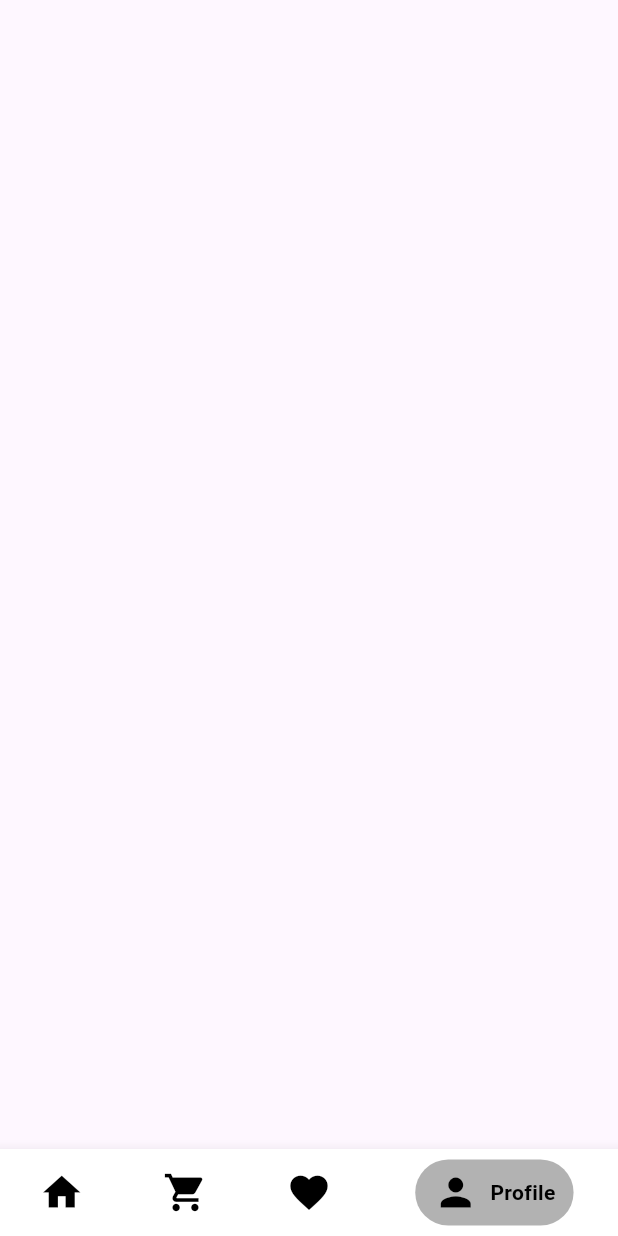
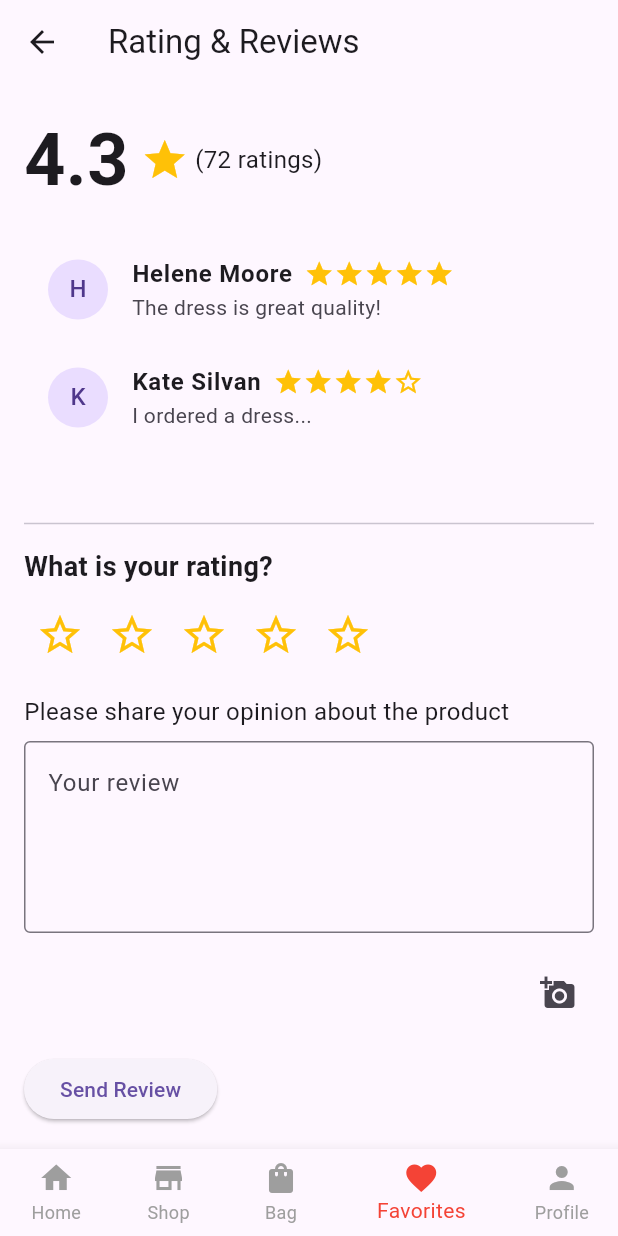
Before and after one commit to MohamedSameeh/Fashion-Store, a Flutter app: the Homepage screen opened by its route, item 4 of the bottom bar chosen, on a phone screen of 412 x 824 dp. Run offline on Flutter 3.47's test engine with Material 3 defaults, Android fonts, the light colour scheme and no system bars; drawn by our look-alikes of stylish_bottom_bar; our stand-ins replace awesome_dialog, firebase_auth, firebase_core, flutter_screenutil, google_sign_in; missing offline and left inert: flutter_facebook_auth; accounts and stored records are empty.

Commit message:
fourth commit

```diff
--- a/lib/main.dart
+++ b/lib/main.dart
@@ -1,3 +1,5 @@
+import 'package:depi_final_project/presentation/Profile/Profile_Page.dart';
+import 'package:depi_final_project/presentation/Review/RatingReviewsScreen.dart';
 import 'package:depi_final_project/presentation/screens/Homepage/homePage.dart';
 import 'package:depi_final_project/presentation/screens/Shop/kids_categories.dart/kids_accesories.dart';
 import 'package:depi_final_project/presentation/screens/Shop/kids_categories.dart/kids_clothes.dart';
@@ -57,6 +59,8 @@ class MyApp extends StatelessWidget {
                 'accesories_kids': (context) => KidsAccesories(),
                 'details_screen': (context) => ProductDetailsPage(),
                 'onBoarding': (context) => Onboardingscreen(),
+                'rating_reviews':(context)=>RatingAndReviewPage(),
+                'profilePage':(context)=>ProfilePage(),
               });
         });
   }
--- /dev/null
+++ b/lib/presentation/Review/RatingReviewsScreen.dart
@@ -0,0 +1,186 @@
+import 'package:flutter/material.dart'
+show AppBar, BuildContext, CircleAvatar, Colors, Column, CrossAxisAlignment, Divider, EdgeInsets, ElevatedButton, Expanded, FontWeight, Icon, IconButton, Icons, Image, InputDecoration, ListTile, ListView, OutlineInputBorder, Padding, Row, Scaffold, SizedBox, State, StatefulWidget, Text, TextEditingController, TextField, TextStyle, Widget, Wrap;
+
+class RatingAndReviewPage extends StatefulWidget {
+  @override
+  _RatingAndReviewPageState createState() => _RatingAndReviewPageState();
+}
+
+class _RatingAndReviewPageState extends State<RatingAndReviewPage> {
+  double _userRating = 0.0;
+  TextEditingController _reviewController = TextEditingController();
+  List<String> _userPhotos = [];
+
+  @override
+  void dispose() {
+    _reviewController.dispose();
+    super.dispose();
+  }
+
+  void _submitReview() {
+    String reviewText = _reviewController.text;
+    // You can handle the submission logic here
+    print("User rating: $_userRating");
+    print("Review: $reviewText");
+    print("Photos: $_userPhotos");
+
+    // Clear the fields after submission
+    setState(() {
+      _userRating = 0.0;
+      _reviewController.clear();
+      _userPhotos.clear();
+    });
+  }
+
+  @override
+  Widget build(BuildContext context) {
+    return Scaffold(
+      appBar: AppBar(
+        title: Text('Rating & Reviews'),
+      ),
+      body: Padding(
+        padding: const EdgeInsets.all(16.0),
+        child: Column(
+          crossAxisAlignment: CrossAxisAlignment.start,
+          children: [
+            // Display Average Rating
+            Row(
+              children: [
+                Text(
+                  '4.3',
+                  style: TextStyle(fontSize: 48, fontWeight: FontWeight.bold),
+                ),
+                SizedBox(width: 8),
+                Icon(Icons.star, color: Colors.amber, size: 32),
+                Text(' (72 ratings)', style: TextStyle(fontSize: 16)),
+              ],
+            ),
+            SizedBox(height: 16),
+
+            // Display Reviews List
+            Expanded(
+              child: ListView(
+                children: [
+                  _buildReviewItem("Helene Moore", 5, "The dress is great quality!"),
+                  _buildReviewItem("Kate Silvan", 4, "I ordered a dress..."),
+                  // More reviews can be added here
+                ],
+              ),
+            ),
+
+            Divider(height: 32),
+
+            // User Rating Input
+            Text(
+              "What is your rating?",
+              style: TextStyle(fontSize: 18, fontWeight: FontWeight.bold),
+            ),
+            SizedBox(height: 8),
+            _buildRatingStars(),
+
+            SizedBox(height: 16),
+
+            // User Review Input
+            Text(
+              "Please share your opinion about the product",
+              style: TextStyle(fontSize: 16),
+            ),
+            SizedBox(height: 8),
+            TextField(
+              controller: _reviewController,
+              maxLines: 4,
+              decoration: InputDecoration(
+                hintText: 'Your review',
+                border: OutlineInputBorder(),
+              ),
+            ),
+
+            SizedBox(height: 16),
+
+            // Add Photo Section
+            _buildAddPhotoSection(),
+
+            SizedBox(height: 16),
+
+            // Submit Button
+            ElevatedButton(
+              onPressed: _submitReview,
+              child: Text('Send Review'),
+            ),
+          ],
+        ),
+      ),
+    );
+  }
+
+  Widget _buildReviewItem(String username, int rating, String review) {
+    return ListTile(
+      leading: CircleAvatar(child: Text(username[0])),
+      title: Row(
+        children: [
+          Text(username, style: TextStyle(fontWeight: FontWeight.bold)),
+          SizedBox(width: 8),
+          _buildRatingDisplay(rating),
+        ],
+      ),
+      subtitle: Text(review),
+    );
+  }
+
+  Widget _buildRatingDisplay(int rating) {
+    return Row(
+      children: List.generate(5, (index) {
+        return Icon(
+          index < rating ? Icons.star : Icons.star_border,
+          color: Colors.amber,
+          size: 20,
+        );
+      }),
+    );
+  }
+
+  Widget _buildRatingStars() {
+    return Row(
+      children: List.generate(5, (index) {
+        return IconButton(
+          icon: Icon(
+            index < _userRating ? Icons.star : Icons.star_border,
+            color: Colors.amber,
+            size: 32,
+          ),
+          onPressed: () {
+            setState(() {
+              _userRating = index + 1.0;
+            });
+          },
+        );
+      }),
+    );
+  }
+
+  Widget _buildAddPhotoSection() {
+    return Row(
+      children: [
+        Expanded(
+          child: Wrap(
+            children: _userPhotos.map((photo) {
+              return Padding(
+                padding: const EdgeInsets.all(8.0),
+                child: Image.network(photo, width: 100, height: 100),
+              );
+            }).toList(),
+          ),
+        ),
+        IconButton(
+          icon: Icon(Icons.add_a_photo),
+          onPressed: () {
+            // Logic to add a photo, for now using a placeholder image
+            setState(() {
+              _userPhotos.add('https://via.placeholder.com/100');
+            });
+          },
+        ),
+      ],
+    );
+  }
+}
--- a/lib/presentation/screens/Homepage/homePage.dart
+++ b/lib/presentation/screens/Homepage/homePage.dart
@@ -1,3 +1,6 @@
+import 'package:depi_final_project/presentation/Bag/BagPage.dart';
+import 'package:depi_final_project/presentation/Profile/Profile_Page.dart';
+import 'package:depi_final_project/presentation/Review/RatingReviewsScreen.dart';
 import 'package:depi_final_project/presentation/screens/Shop/shop_screen.dart';
 import 'package:depi_final_project/presentation/screens/favorites/favoritesScreen.dart';
 import 'package:depi_final_project/presentation/screens/profile/profileScreen.dart';
@@ -16,8 +19,9 @@ class _HomepageState extends State<Homepage> {
   List<Widget> Screens = [
     Homepagescreen(),
     ShopScreen(),
-    Favoritesscreen(),
-    Profilescreen(),
+    BagPage(),
+    RatingAndReviewPage(),
+    ProfilePage(),
   ];
 
   int _currentIndex = 0;
@@ -26,51 +30,84 @@ class _HomepageState extends State<Homepage> {
   Widget build(BuildContext context) {
     return SafeArea(
       child: Scaffold(
-        bottomNavigationBar: StylishBottomBar(
+        bottomNavigationBar: BottomNavigationBar(
       currentIndex: _currentIndex,
+      selectedItemColor: Colors.red,
+      unselectedItemColor: Colors.grey,
+      showUnselectedLabels: true,
           onTap: (index) {
             setState(() {
               _currentIndex = index;
             });
           },
-          option: BubbleBarOptions(
-            barStyle: BubbleBarStyle.horizontal,
-            bubbleFillStyle: BubbleFillStyle.fill,
-            iconSize: 30,
-            opacity: 0.3,
+      items: const [
+        BottomNavigationBarItem(
+          icon: Icon(Icons.home),
+          label: 'Home',
         ),
-          items: [
-            BottomBarItem(
-              icon: const Icon(Icons.home),
-              title: const Text('Home'),
-              selectedColor: Colors.white,
-              unSelectedColor: Colors.black,
-              backgroundColor: Colors.black,
+        BottomNavigationBarItem(
+          icon: Icon(Icons.store),
+          label: 'Shop',
         ),
-            BottomBarItem(
-              icon: const Icon(Icons.shopping_cart),
-              title: const Text('Shop'),
-              selectedColor: Colors.white,
-              unSelectedColor: Colors.black,
-              backgroundColor: Colors.black,
+        BottomNavigationBarItem(
+          icon: Icon(Icons.shopping_bag),
+          label: 'Bag',
         ),
-            BottomBarItem(
-              icon: const Icon(Icons.favorite),
-              title: const Text('Favorites'),
-              selectedColor: Colors.white,
-              unSelectedColor: Colors.black,
-              backgroundColor: Colors.black,
+        BottomNavigationBarItem(
+          icon: Icon(Icons.favorite),
+          label: 'Favorites',
         ),
-            BottomBarItem(
-              icon: const Icon(Icons.person),
-              title: const Text('Profile'),
-              selectedColor: Colors.white,
-              unSelectedColor: Colors.black,
-              backgroundColor: Colors.black,
+        BottomNavigationBarItem(
+          icon: Icon(Icons.person),
+          label: 'Profile',
         ),
       ],
-        ),
-        body: Screens[_currentIndex],
+    )
+        // bottomNavigationBar: StylishBottomBar(
+        //   currentIndex: _currentIndex,
+        //   onTap: (index) {
+        //     setState(() {
+        //       _currentIndex = index;
+        //     });
+        //   },
+        //   option: BubbleBarOptions(
+        //     barStyle: BubbleBarStyle.horizontal,
+        //     bubbleFillStyle: BubbleFillStyle.fill,
+        //     iconSize: 30,
+        //     opacity: 0.3,
+        //   ),
+        //   items: [
+        //     BottomBarItem(
+        //       icon: const Icon(Icons.home),
+        //       title: const Text('Home'),
+        //       selectedColor: Colors.white,
+        //       unSelectedColor: Colors.black,
+        //       backgroundColor: Colors.black,
+        //     ),
+        //     BottomBarItem(
+        //       icon: const Icon(Icons.shopping_cart),
+        //       title: const Text('Shop'),
+        //       selectedColor: Colors.white,
+        //       unSelectedColor: Colors.black,
+        //       backgroundColor: Colors.black,
+        //     ),
+        //     BottomBarItem(
+        //       icon: const Icon(Icons.favorite),
+        //       title: const Text('Favorites'),
+        //       selectedColor: Colors.white,
+        //       unSelectedColor: Colors.black,
+        //       backgroundColor: Colors.black,
+        //     ),
+        //     BottomBarItem(
+        //       icon: const Icon(Icons.person),
+        //       title: const Text('Profile'),
+        //       selectedColor: Colors.white,
+        //       unSelectedColor: Colors.black,
+        //       backgroundColor: Colors.black,
+        //     ),
+        //   ],
+        // ),
+        ,body: Screens[_currentIndex],
       ),
     );
   }
--- a/lib/presentation/screens/splashscreen/splashscreen.dart
+++ b/lib/presentation/screens/splashscreen/splashscreen.dart
@@ -28,8 +28,6 @@ class _SplashScreenState extends State<SplashScreen> {
               height: 450,
             ),
             SizedBox(height: 20),
-
-
           ],
         ),
       ),
```
Also changed, not shown: lib/presentation/Bag/BagPage.dart (added, +103 -0 lines), lib/presentation/Profile/Profile_Page.dart (added, +110 -0 lines). Lines whose indentation alone changed are shown as unchanged.
